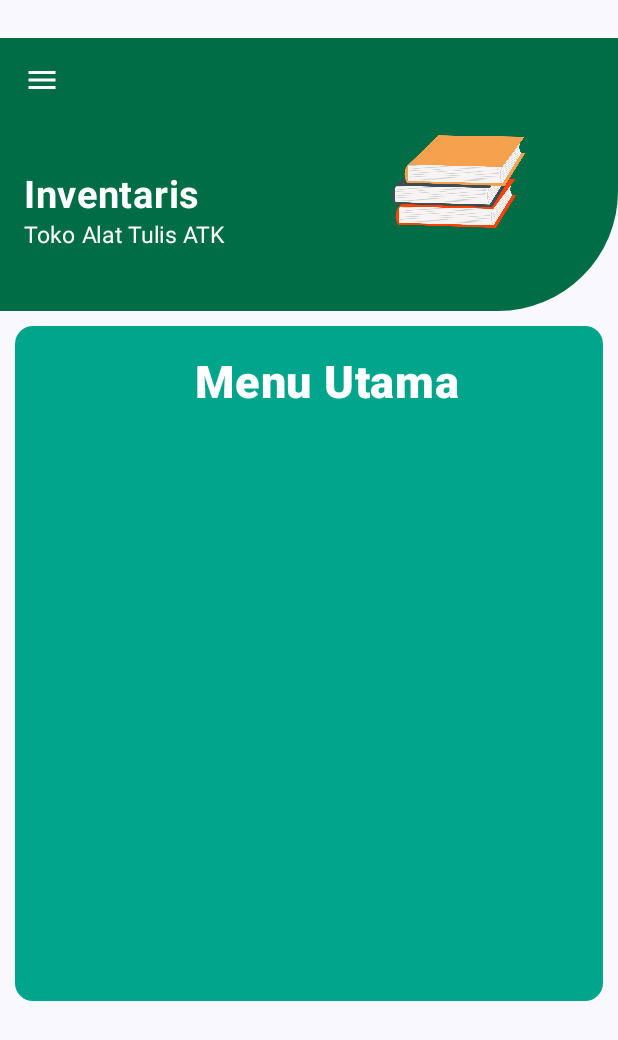
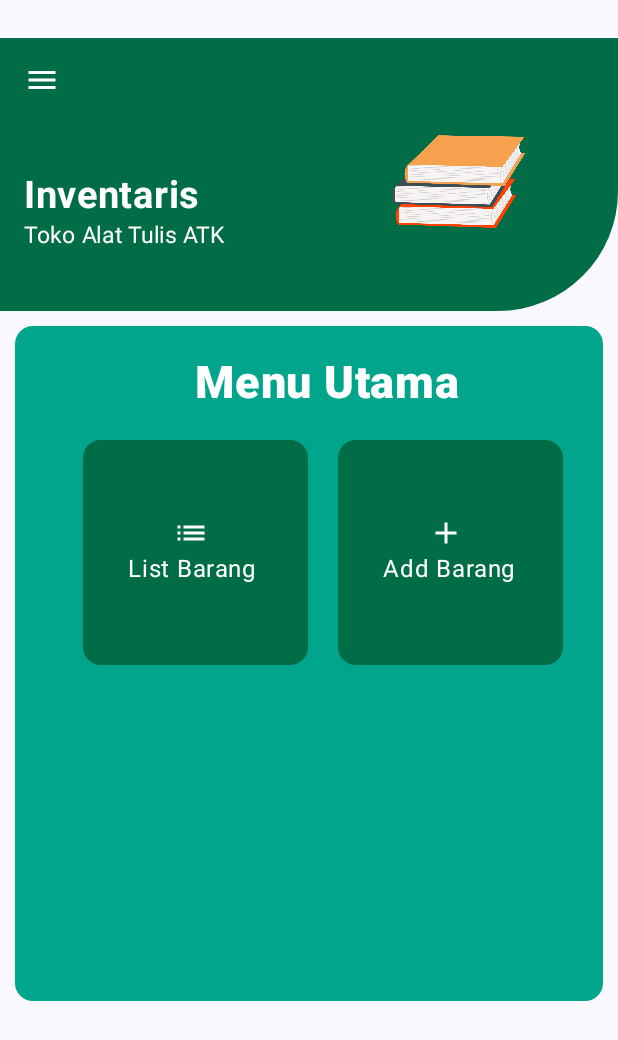
Before and after one commit to YusvanTriAtmojo/-UcpRoomDatabase_0082, an Android app built with Jetpack Compose: the composable HomeView shown on its own in the app's theme, on a phone screen of 412 x 824 dp. Shown: the top 1040 px of the screen. Run offline under Robolectric (Android 15) with nearby library versions, the phone set to English and light mode, and no system bars.

Commit message:
Menambahkan Row yang berisi dua Card dengan onlick ke listbarang dan addbarang dengan Icon dan text

```diff
--- a/app/src/main/java/com/example/ucp2/ui/view/HomeView.kt
+++ b/app/src/main/java/com/example/ucp2/ui/view/HomeView.kt
@@ -2,12 +2,17 @@
 
 import androidx.compose.foundation.layout.Arrangement
 import androidx.compose.foundation.layout.Column
+import androidx.compose.foundation.layout.Row
 import androidx.compose.foundation.layout.fillMaxWidth
 import androidx.compose.foundation.layout.height
 import androidx.compose.foundation.layout.padding
 import androidx.compose.foundation.layout.width
+import androidx.compose.material.icons.Icons
+import androidx.compose.material.icons.automirrored.filled.List
+import androidx.compose.material.icons.filled.Add
 import androidx.compose.material3.Card
 import androidx.compose.material3.CardDefaults
+import androidx.compose.material3.Icon
 import androidx.compose.material3.Scaffold
 import androidx.compose.material3.Text
 import androidx.compose.runtime.Composable
@@ -63,6 +68,57 @@
                     color = Color.White,
                     text = "Menu Utama"
                 )
+                Row {
+                    Card(
+                        onClick = keListBarang,
+                        colors = CardDefaults.cardColors(containerColor = Color(0xFF016D47)),
+                        modifier = Modifier
+                            .padding(start = 45.dp, 20.dp)
+                            .height(150.dp)
+                            .width(150.dp)
+                    ) {
+                        Column(
+                            modifier = modifier
+                                .padding(30.dp)
+                        ) {
+                            Icon(
+                                imageVector = Icons.AutoMirrored.Filled.List,
+                                contentDescription = "",
+                                tint = Color.White,
+                                modifier = Modifier.padding(start = 30.dp, top = 20.dp),
+                            )
+                            Text(
+                                color = Color.White,
+                                text = "List Barang"
+                            )
+                        }
+                    }
+
+                    Card(
+                        onClick = keAddBarang,
+                        colors = CardDefaults.cardColors(containerColor = Color(0xFF016D47)),
+                        modifier = Modifier
+                            .padding(20.dp)
+                            .height(150.dp)
+                            .width(150.dp)
+                    ) {
+                        Column(
+                            modifier = modifier
+                                .padding(30.dp)
+                        ) {
+                            Icon(
+                                imageVector = Icons.Filled.Add,
+                                contentDescription = "",
+                                tint = Color.White,
+                                modifier = Modifier.padding(start = 30.dp, top = 20.dp)
+                            )
+                            Text(
+                                color = Color.White,
+                                text = "Add Barang"
+                            )
+                        }
+                    }
+                }
             }
         }
     }
```
